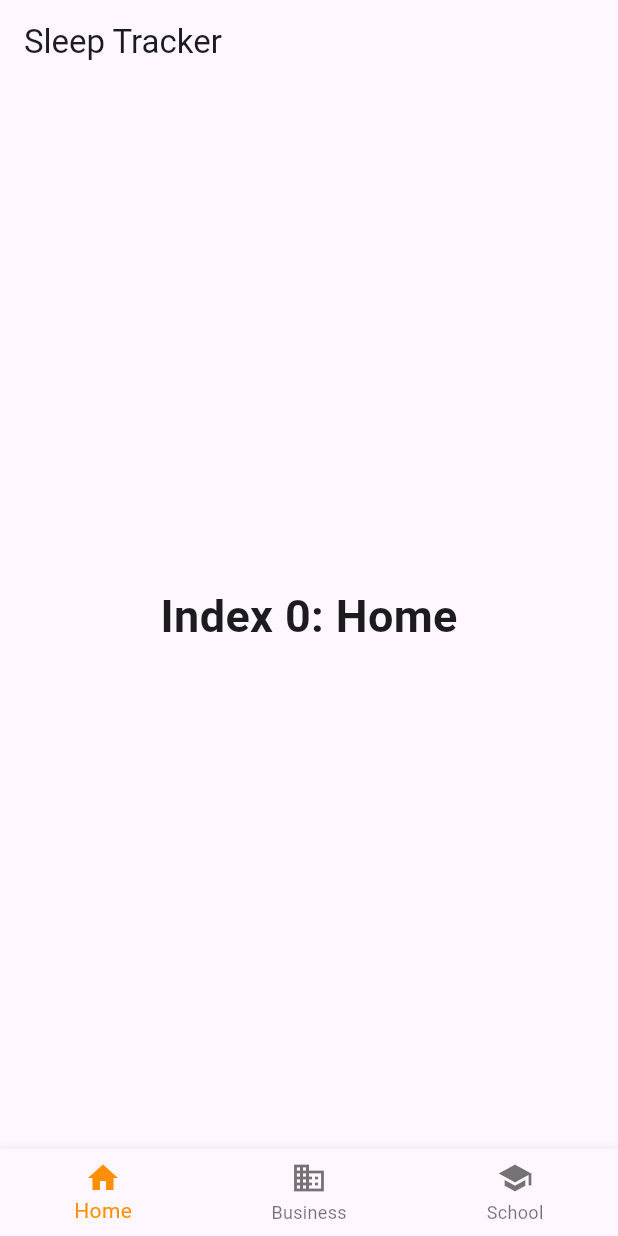
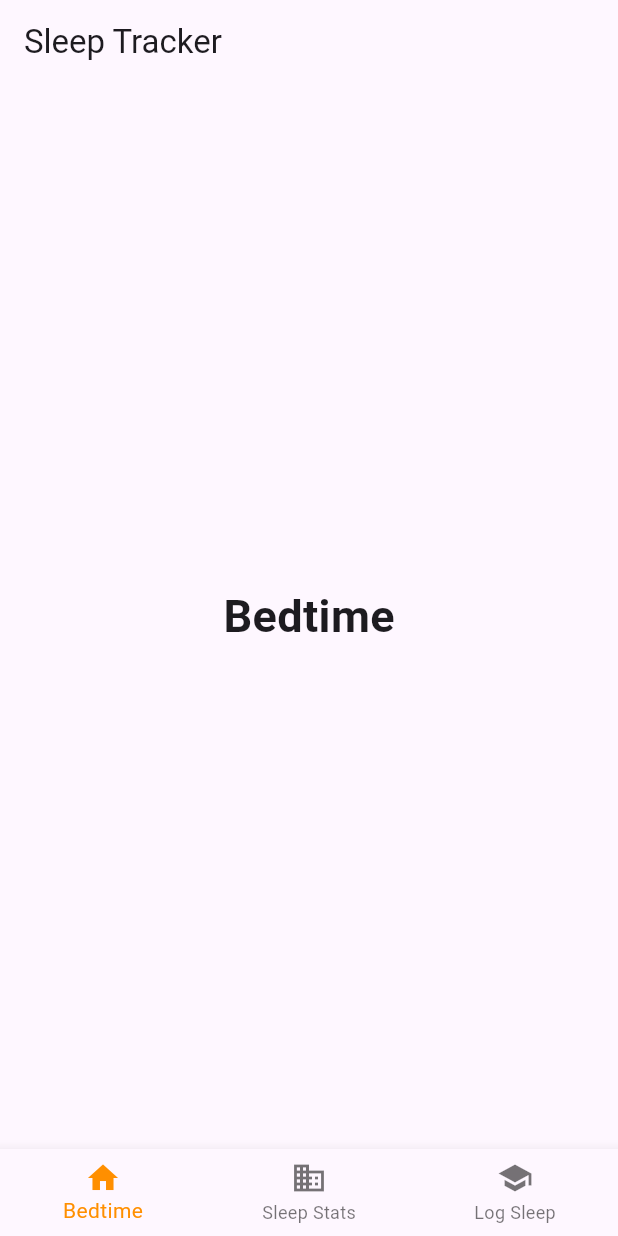
Before and after one commit to ellaMyler/Bedtime_Buddy, a Flutter app: the screen it shows after launch, on a phone screen of 412 x 824 dp. Run offline on Flutter 3.47's test engine with Material 3 defaults, Android fonts, the light colour scheme and no system bars.

Commit message:
Home Page Template
A bit of a template to help people start to work on a lot of stuff

```diff
--- a/lib/main.dart
+++ b/lib/main.dart
@@ -30,15 +30,15 @@
   TextStyle(fontSize: 30, fontWeight: FontWeight.bold);
   static const List<Widget> _widgetOptions = <Widget>[
     Text(
-      'Index 0: Home',
+      'Bedtime',
       style: optionStyle,
     ),
     Text(
-      'Index 1: Business',
+      'Sleep Stats',
       style: optionStyle,
     ),
     Text(
-      'Index 2: School',
+      'Log Sleep',
       style: optionStyle,
     ),
   ];
@@ -62,15 +62,15 @@
         items: const <BottomNavigationBarItem>[
           BottomNavigationBarItem(
             icon: Icon(Icons.home),
-            label: 'Home',
+            label: 'Bedtime',
           ),
           BottomNavigationBarItem(
             icon: Icon(Icons.business),
-            label: 'Business',
+            label: 'Sleep Stats',
           ),
           BottomNavigationBarItem(
             icon: Icon(Icons.school),
-            label: 'School',
+            label: 'Log Sleep',
           ),
         ],
         currentIndex: _selectedIndex,
```
